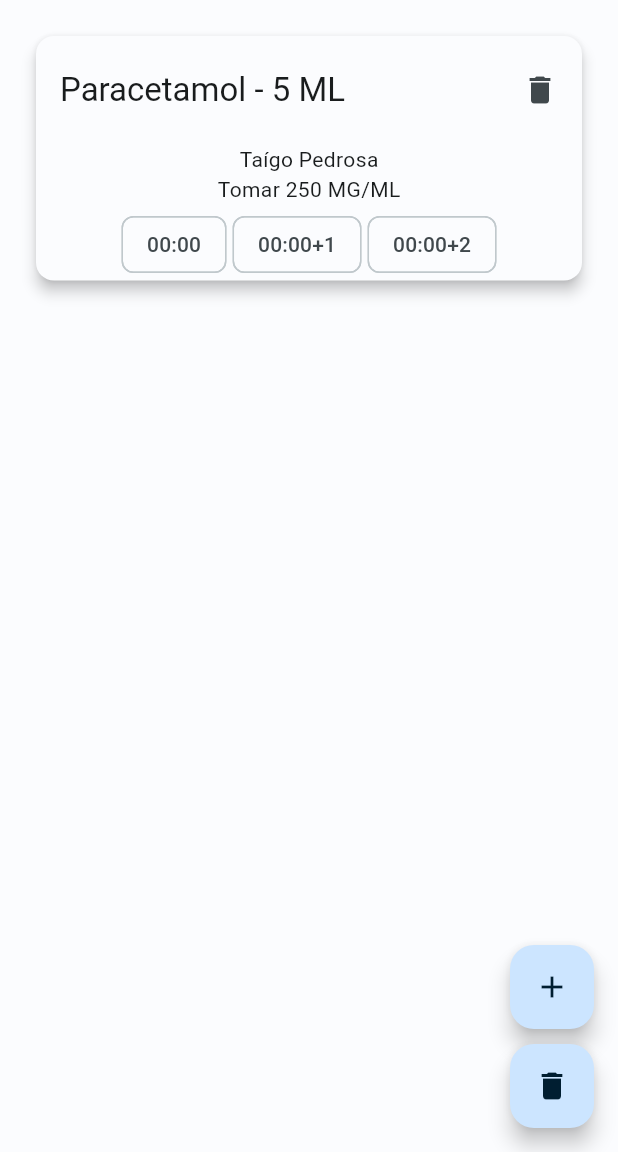
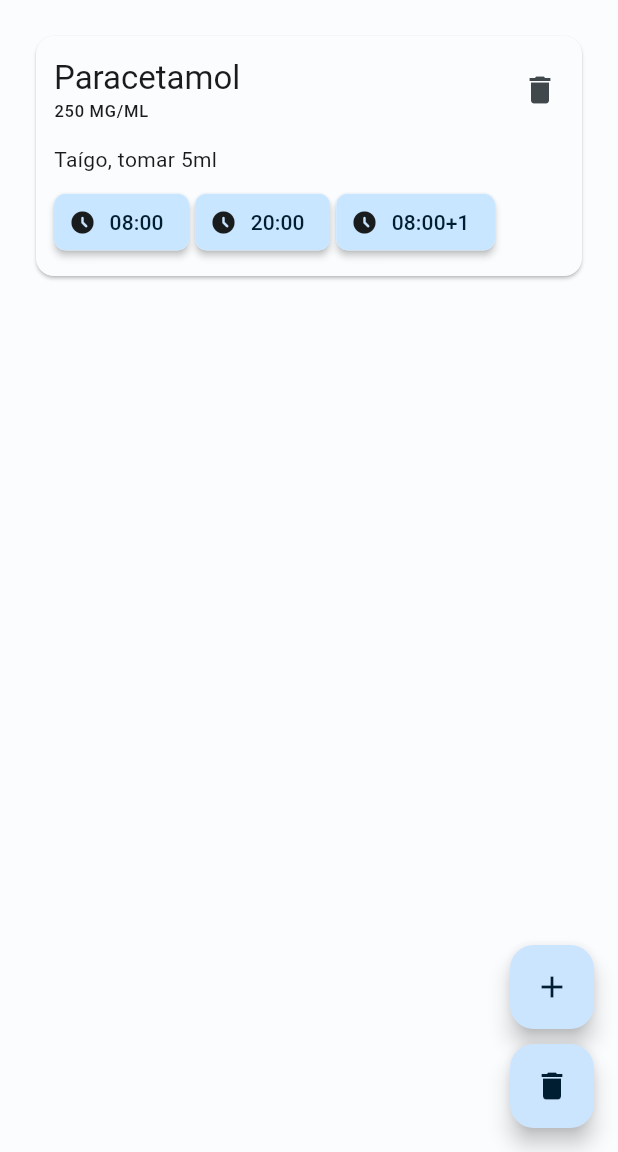
Before and after one commit to TaigoI/MedtrackApp, a Flutter app: the screen it shows after launch, after a tap on the "add" icon, on a phone screen of 412 x 824 dp, the part 84-1236 px from its top. Run offline on Flutter 3.47's test engine with Material 2 defaults, Android fonts, the phone set to English and light mode, and no system bars; our stand-ins replace hive_flutter; accounts and stored records are empty.

Commit message:
several changes

```diff
--- a/lib/components/prescription_item.dart
+++ /dev/null
@@ -1,154 +0,0 @@
-import 'dart:convert';
-
-import 'package:flutter/cupertino.dart';
-import 'package:flutter/material.dart';
-import 'package:hive_flutter/hive_flutter.dart';
-
-
-class PrescriptionItemModel {
-  static final _items = Hive.box('items');
-
-  String key;
-  String medicationName; //nome do remédio. "Paracetamol"
-  String doseAmount; //posologia do remédio. "500"
-  String doseUnit; //unidade da posologia do remédio. "MG/ML"
-  int dosageAmount; //quantidade do remédio que devem ser consumidas por vez. "5"
-  String dosageUnit; //unidade da quantidade de remédio que deve ser consumida por vez. "ML"
-  int interval; //quantidade, em minutos, entre 2 doses
-  int occurrences; //quantidade total de doses que o paciente irá consumir pra esta medicação
-  String comments; //orientações gerais livres para o uso do medicamento a critério do médico
-  DateTime initialDosage; //primeira vez que o paciente tomou o remédio
-  String patientName;
-
-  PrescriptionItemModel({
-    required this.key,
-    required this.patientName,
-    required this.medicationName,
-    required this.doseAmount,
-    required this.doseUnit,
-    required this.dosageAmount,
-    required this.dosageUnit,
-    required this.interval,
-    required this.occurrences,
-    required this.comments,
-    required this.initialDosage
-  });
-
-  persist(){
-    _items.put(key, toJSON());
-  }
-
-  delete(){
-    _items.delete(key);
-  }
-
-  factory PrescriptionItemModel.fromStorage(String key) {
-    var item = _items.get(key);
-    return PrescriptionItemModel.fromJson(item!);
-  }
-
-  factory PrescriptionItemModel.fromJson(Map<String, dynamic> json) {
-    var prescriptionItem = PrescriptionItemModel(
-        key: json.containsKey('key') ? json['key'] : UniqueKey().toString(),
-        patientName: json['patientName'].toString(),
-        medicationName: json['medicationName'].toString(),
-        doseAmount: json['doseAmount'].toString(),
-        doseUnit: json['doseUnit'].toString(),
-        dosageAmount: int.parse(json['dosageAmount'].toString()),
-        dosageUnit: json['dosageUnit'].toString(),
-        interval: int.parse(json['interval'].toString()),
-        occurrences: int.parse(json['occurrences'].toString()),
-        comments: json['comments'].toString(),
-        initialDosage: DateTime.parse(json['initialDosage'].toString())
-    );
-    return prescriptionItem;
-  }
-
-  toJSON() {
-    Map<String, dynamic> json = {
-      'key': key,
-      'patientName' : patientName,
-      'medicationName': medicationName,
-      'doseAmount': doseAmount,
-      'doseUnit': doseUnit,
-      'dosageAmount': dosageAmount,
-      'dosageUnit': dosageUnit,
-      'interval': interval,
-      'occurrences': occurrences,
-      'comments': comments,
-      'initialDosage': initialDosage.toString(),
-    };
-    return jsonEncode(json);
-  }
-
-}
-
-class PrescriptionItem extends StatefulWidget {
-
-  final PrescriptionItemModel model;
-  const PrescriptionItem({super.key, required this.model});
-
-  @override
-  State<StatefulWidget> createState() => _PrescriptionItemState();
-
-  factory PrescriptionItem.fromJson(Map<String, dynamic> json){
-    if(!json.containsKey('key')) {
-      json['key'] = UniqueKey().toString();
-    }
-
-    return PrescriptionItem(
-        key: ValueKey(json['key']),
-        model: PrescriptionItemModel.fromJson(json),
-    );
-  }
-
-}
-
-class _PrescriptionItemState extends State<PrescriptionItem> {
-  bool edit = false;
-
-  @override
-  Widget build(BuildContext context) {
-    final ColorScheme colors = Theme.of(context).colorScheme;
-    return Card(
-      elevation: 4,
-      child: Column(
-          children: [
-            Container(
-              margin:
-              const EdgeInsets.only(top: 12, bottom: 12, left: 16, right: 4),
-              child: Row(
-                children: <Widget>[
-                  Text(
-                    "${widget.model.medicationName} - ${widget.model.dosageAmount} ${widget.model.dosageUnit}",
-                    style: Theme.of(context).textTheme.titleLarge,
-                  ),
-                  const Spacer(),
-                  IconButton(onPressed: () { widget.model.delete(); }, icon: const Icon(Icons.delete)),
-                ],
-              ),
-            ),
-            Text(
-                widget.model.patientName,
-                style: Theme.of(context).textTheme.bodyMedium
-            ),
-            Text(
-                "Tomar ${widget.model.doseAmount} ${widget.model.doseUnit}",
-                style: Theme.of(context).textTheme.bodyMedium
-            ),
-            const SizedBox(height: 3),
-            const Row(
-              mainAxisAlignment: MainAxisAlignment.center,
-              children: [
-                Chip(label: Text("00:00"), deleteIcon: Icon(Icons.close),),
-                SizedBox(width: 4),
-                Chip(label: Text("00:00+1"), deleteIcon: Icon(Icons.close),),
-                SizedBox(width: 4),
-                Chip(label: Text("00:00+2"), deleteIcon: Icon(Icons.close),),
-              ],
-            )
-          ],
-        )
-    );
-  }
-}
--- a/lib/main.dart
+++ b/lib/main.dart
@@ -5,7 +5,9 @@ import 'theme.dart';
 
 void main() async {
   await Hive.initFlutter();
-  await Hive.openBox('items');
+  await Hive.openBox('item');
+  await Hive.openBox('prescription');
+  await Hive.openBox('alarm');
   runApp(const MyApp());
 }
 
@@ -18,7 +20,7 @@ class MyApp extends StatelessWidget {
     return MaterialApp(
       theme: ThemeData(useMaterial3: true, colorScheme: lightColorScheme),
       darkTheme: ThemeData(useMaterial3: true, colorScheme: darkColorScheme),
-      home: Home(),
+      home: const Home(),
     );
   }
 }
--- /dev/null
+++ b/lib/models/medication.dart
@@ -0,0 +1,83 @@
+import 'dart:convert';
+
+import 'package:flutter/cupertino.dart';
+import 'package:flutter/material.dart';
+import 'package:hive_flutter/hive_flutter.dart';
+
+
+class Medication {
+  static final _itemBox = Hive.box('item');
+
+  String key;
+  String medicationName; //nome do remédio. "Paracetamol"
+  int medicationDosageAmount; //posologia do remédio. "500"
+  String medicationDosageUnit; //unidade da posologia do remédio. "MG/ML"
+  int doseAmount; //quantidade do remédio que devem ser consumidas por vez. "5"
+  String doseUnit; //unidade da quantidade de remédio que deve ser consumida por vez. "ML"
+  int interval; //quantidade, em minutos, entre 2 doses
+  int occurrences; //quantidade total de doses que o paciente irá consumir pra esta medicação
+  String comments; //orientações gerais livres para o uso do medicamento a critério do médico
+  DateTime initialDosage; //primeira vez que o paciente tomou o remédio
+  String prescriptionKey;
+
+  Medication({
+    required this.key,
+    required this.prescriptionKey,
+    required this.medicationName,
+    required this.medicationDosageAmount,
+    required this.medicationDosageUnit,
+    required this.doseAmount,
+    required this.doseUnit,
+    required this.interval,
+    required this.occurrences,
+    required this.comments,
+    required this.initialDosage
+  });
+
+  persist(){
+    _itemBox.put(key, toJSON());
+  }
+
+  delete(){
+    _itemBox.delete(key);
+  }
+
+  factory Medication.fromStorage(String key) {
+    var item = _itemBox.get(key);
+    return Medication.fromJson(item!);
+  }
+
+  factory Medication.fromJson(Map<String, dynamic> json) {
+    return Medication(
+        key: json.containsKey('key') ? json['key'] : UniqueKey().toString(),
+        prescriptionKey: json['prescriptionKey'].toString(),
+        medicationName: json['medicationName'].toString(),
+        medicationDosageAmount: int.parse(json['medicationDosageAmount'].toString()),
+        medicationDosageUnit: json['medicationDosageUnit'].toString(),
+        doseAmount: int.parse(json['doseAmount'].toString()),
+        doseUnit: json['doseUnit'].toString(),
+        interval: int.parse(json['interval'].toString()),
+        occurrences: int.parse(json['occurrences'].toString()),
+        comments: json['comments'].toString(),
+        initialDosage: DateTime.parse(json['initialDosage'].toString())
+    );
+  }
+
+  toJSON() {
+    Map<String, dynamic> json = {
+      'key': key,
+      'prescriptionKey' : prescriptionKey,
+      'medicationName': medicationName,
+      'medicationDosageAmount': medicationDosageAmount,
+      'medicationDosageUnit': medicationDosageUnit,
+      'doseAmount': doseAmount,
+      'doseUnit': doseUnit,
+      'interval': interval,
+      'occurrences': occurrences,
+      'comments': comments,
+      'initialDosage': initialDosage.toString(),
+    };
+    return jsonEncode(json);
+  }
+
+}
--- /dev/null
+++ b/lib/models/prescription.dart
@@ -0,0 +1,57 @@
+import 'dart:convert';
+
+import 'package:flutter/material.dart';
+import 'package:hive_flutter/hive_flutter.dart';
+
+class Prescription {
+  static final _prescriptionBox = Hive.box('prescription');
+  static final _itemBox = Hive.box('item');
+
+  String key;
+  String patientName;
+  String doctorName;
+  String doctorRegistration; //ex.: 7156 CRM-AL
+
+  Prescription({
+    required this.key,
+    required this.patientName,
+    required this.doctorName,
+    required this.doctorRegistration,
+  });
+
+  persist(){
+    _prescriptionBox.put(key, toJSON());
+  }
+
+  delete(){
+    _prescriptionBox.delete(key);
+    _itemBox.values.where((item) => item.prescriptionKey == key).forEach((element) { element.delete(); });
+  }
+
+  factory Prescription.fromStorage(String key) {
+    var prescription = _prescriptionBox.get(key);
+    return prescription != null
+        ? Prescription.fromJson(jsonDecode(prescription))
+        : Prescription(key: UniqueKey().toString(), patientName: "Paciente não especificado", doctorName: "Médico não especificado", doctorRegistration: "");
+  }
+
+  factory Prescription.fromJson(Map<String, dynamic> json) {
+    return Prescription(
+      key: json.containsKey('key') ? json['key'] : UniqueKey().toString(),
+      patientName: json['patientName'].toString(),
+      doctorName: json['doctorName'].toString(),
+      doctorRegistration: json['doctorRegistration'].toString(),
+    );
+  }
+
+  toJSON() {
+    Map<String, dynamic> json = {
+      "key": key,
+      "doctorName": doctorName,
+      "doctorRegistration": doctorRegistration,
+      "patientName": patientName,
+    };
+    return jsonEncode(json);
+  }
+
+}
--- a/lib/pages/home.dart
+++ b/lib/pages/home.dart
@@ -1,39 +1,39 @@
-import 'dart:async';
 import 'dart:convert';
 
-import 'package:flutter/foundation.dart';
 import 'package:flutter/material.dart';
 import 'package:hive_flutter/hive_flutter.dart';
-import 'package:medtrack/components/prescription.dart';
-
-import '../components/prescription_item.dart';
+import '../models/prescription.dart';
+import '../models/medication.dart';
+import '../widgets/medication_widget.dart';
 
 class Home extends StatefulWidget {
-  Home({Key? key}) : super(key: key);
+  const Home({Key? key}) : super(key: key);
 
   @override
-  _HomeState createState() => _HomeState();
+  State<Home> createState() => _HomeState();
 }
 
 class _HomeState extends State<Home> {
-  final _items = Hive.box('items');
+  final _items = Hive.box('item');
+  final _prescriptions = Hive.box('prescription');
 
   _addItem(String title) {
-    var prescriptionModel = PrescriptionModel(
+    var prescriptionModel = Prescription(
       key: UniqueKey().toString(),
       doctorName: "Médico do Taígo",
-      doctorRegistration: "0000 CRM-AL"
+      doctorRegistration: "0000 CRM-AL",
+      patientName: "Taígo"
     );
-    //prescriptionModel.persist();
+    prescriptionModel.persist();
 
-    var itemModel = PrescriptionItemModel.fromJson({
+    var itemModel = Medication.fromJson({
       "key": UniqueKey().toString(),
-      "patientName": "Taígo Pedrosa",
+      "prescriptionKey": prescriptionModel.key,
       "medicationName": "Paracetamol",
-      "doseAmount": 250,
-      "doseUnit": "MG/ML",
-      "dosageAmount": 5,
-      "dosageUnit": "ML",
+      "medicationDosageAmount": 250,
+      "medicationDosageUnit": "MG/ML",
+      "doseAmount": 5,
+      "doseUnit": "ml",
       "interval": 60,
       "occurrences": 10,
       "comments": "",
@@ -43,7 +43,8 @@ class _HomeState extends State<Home> {
   }
 
   _clearStorage() async {
-    _items.deleteFromDisk();
+    _items.clear();
+    _prescriptions.clear();
   }
 
   @override
@@ -79,7 +80,7 @@ class _HomeState extends State<Home> {
                   itemCount: box.length,
                   itemBuilder: (context, index) {
                     final item = jsonDecode(box.getAt(index));
-                    return PrescriptionItem.fromJson(item);
+                    return MedicationWidget.fromJson(item);
                   },
                 ),
               );
--- /dev/null
+++ b/lib/widgets/medication_widget.dart
@@ -0,0 +1,119 @@
+import 'package:flutter/cupertino.dart';
+import 'package:flutter/material.dart';
+import 'package:medtrack/models/prescription.dart';
+
+import '../models/medication.dart';
+
+
+class MedicationWidget extends StatefulWidget {
+
+  final Medication model;
+  const MedicationWidget({super.key, required this.model});
+
+  @override
+  State<StatefulWidget> createState() => _MedicationWidgetState();
+
+  factory MedicationWidget.fromJson(Map<String, dynamic> json){
+    if(!json.containsKey('key')) {
+      json['key'] = UniqueKey().toString();
+    }
+
+    return MedicationWidget(
+        key: ValueKey(json['key']),
+        model: Medication.fromJson(json),
+    );
+  }
+
+}
+
+class _MedicationWidgetState extends State<MedicationWidget> {
+  bool edit = false;
+  bool a1 = true;
+  bool a2 = true;
+  bool a3 = true;
+
+  @override
+  Widget build(BuildContext context) {
+    final ColorScheme colors = Theme.of(context).colorScheme;
+    var prescription = Prescription.fromStorage(widget.model.prescriptionKey);
+
+    return Card(
+      child: Container(
+          margin: const EdgeInsets.only(top: 12, bottom: 12, left: 12, right: 4),
+        child: Column(
+              crossAxisAlignment: CrossAxisAlignment.start,
+              children: [
+                Row(
+                  children: <Widget>[
+                    Column(
+                      crossAxisAlignment: CrossAxisAlignment.start,
+                      children: [
+                        Text(
+                          widget.model.medicationName,
+                          style: Theme.of(context).textTheme.titleLarge,
+                        ),
+                        Text(
+                          "${widget.model.medicationDosageAmount} ${widget.model.medicationDosageUnit}",
+                          style: Theme.of(context).textTheme.labelSmall,
+                        )
+                      ],
+                    ),
+                    const Spacer(),
+                    IconButton(onPressed: () { widget.model.delete(); }, icon: const Icon(Icons.delete)),
+                  ],
+                ),
+                const SizedBox(height: 12),
+                Text(
+                    "${prescription.patientName}, tomar ${widget.model.doseAmount}${widget.model.doseUnit}",
+                    style: Theme.of(context).textTheme.bodyMedium
+                ),
+                const SizedBox(height: 8),
+                Row(
+                  mainAxisAlignment: MainAxisAlignment.start,
+                  children: [
+                    FilterChip(
+                      avatar: Icon(a1 ? Icons.access_time_filled_rounded : Icons.access_time_rounded, color: colors.onSurface,),
+                      label: const Text('08:00'),
+                      selected: a1,
+                      onSelected: (selected) {
+                        setState(() {
+                          a1 = !a1;
+                        });
+                      },
+                      showCheckmark: false,
+                      elevation: 2,
+                    ),
+                    SizedBox(width: 4),
+                    FilterChip(
+                      avatar: Icon(a2 ? Icons.access_time_filled_rounded : Icons.access_time_rounded, color: colors.onSurface,),
+                      label: const Text('20:00'),
+                      selected: a2,
+                      onSelected: (selected) {
+                        setState(() {
+                          a2 = !a2;
+                        });
+                      },
+                      showCheckmark: false,
+                      elevation: 2,
+                    ),
+                    SizedBox(width: 4),
+                    FilterChip(
+                      avatar: Icon(a3 ? Icons.access_time_filled_rounded : Icons.access_time_rounded, color: colors.onSurface,),
+                      label: const Text('08:00+1'),
+                      selected: a3,
+                      onSelected: (selected) {
+                        setState(() {
+                          a3 = !a3;
+                        });
+                      },
+                      showCheckmark: false,
+                      elevation: 2,
+                    ),
+                  ],
+                )
+              ],
+            )
+      )
+    );
+  }
+}
```
Also changed, not shown: lib/components/prescription.dart (deleted, +0 -106 lines), lib/models/alarm.dart (added, +55 -0 lines), lib/widgets/prescription_widget.dart (added, +54 -0 lines).
